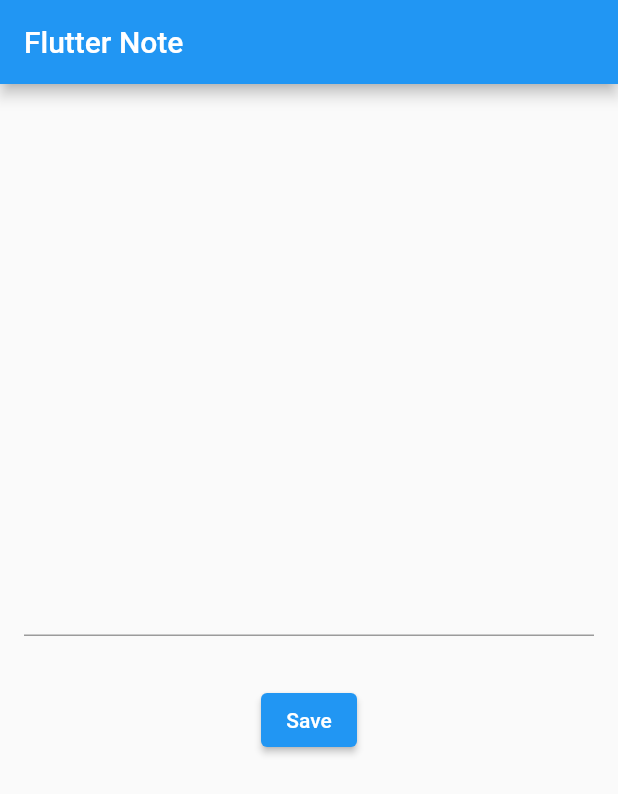
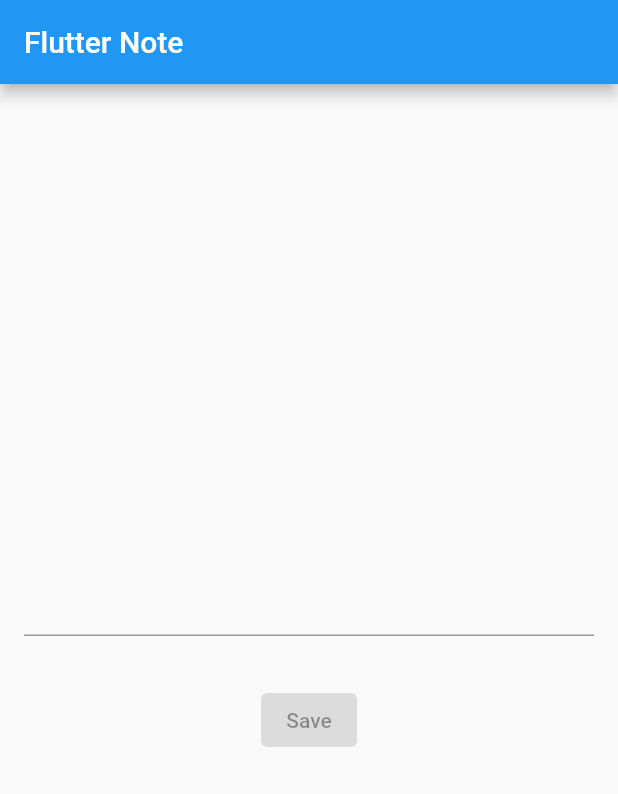
Before and after one commit to k3forx/flutter_note, a Flutter app: the screen it shows after launch, on a phone screen of 412 x 824 dp. Shown: the top 794 px of the screen. Run offline on Flutter 3.47's test engine with Material 2 defaults, Android fonts, the phone set to English and light mode, and no system bars.

```diff
--- a/lib/main.dart
+++ b/lib/main.dart
@@ -4,10 +4,18 @@ void main() {
   runApp(const MyApp());
 }
 
-class MyApp extends StatelessWidget {
+class MyApp extends StatefulWidget {
   const MyApp({Key? key}) : super(key: key);
 
+  @override
+  State<MyApp> createState() => _MyAppState();
+}
+
+class _MyAppState extends State<MyApp> {
   // This widget is the root of your application.
+
+  var inputText = '';
+
   @override
   Widget build(BuildContext context) {
     return MaterialApp(
@@ -20,9 +28,17 @@ class MyApp extends StatelessWidget {
             child: Column(
               children: [
                 const Spacer(),
-                const TextField(),
+                TextField(
+                  onChanged: (text) {
+                    setState(() {
+                      inputText = text;
+                    });
+                  },
+                ),
                 const SizedBox(height: 32),
-                ElevatedButton(onPressed: () {}, child: const Text('Save')),
+                ElevatedButton(
+                    onPressed: inputText.isEmpty ? null : () {},
+                    child: const Text('Save')),
                 const Spacer(),
               ],
             ),
```
Also changed, not shown: 1 other file.
